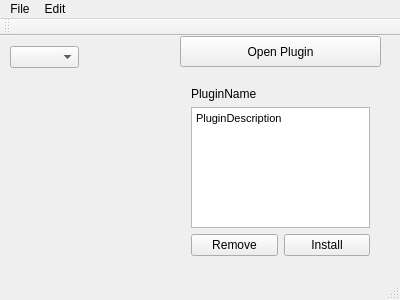
How2Compute/uPIT, file mainwindow.ui: the form before one commit.
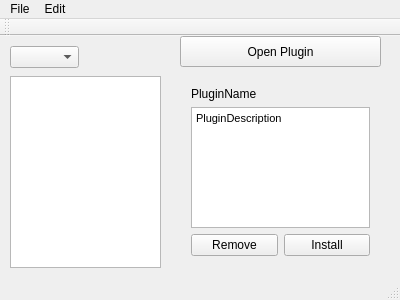
The form after the commit.

Commit message:
Change Plugin List To QListWidget
Switched the plugin list mechanic to the QListWidget system, as this provides a way, way, way better solution. Code is currently messy, but will be cleaned up with a future commit. This merely the minimum to get it to work.

Diff of the .ui file:
```diff
--- a/mainwindow.ui
+++ b/mainwindow.ui
@@ -14,17 +14,6 @@
    <string>µPIT By HowToCompute</string>
   </property>
   <widget class="QWidget" name="centralWidget">
-   <widget class="QWidget" name="verticalLayoutWidget">
-    <property name="geometry">
-     <rect>
-      <x>10</x>
-      <y>50</y>
-      <width>151</width>
-      <height>181</height>
-     </rect>
-    </property>
-    <layout class="QVBoxLayout" name="PluginList"/>
-   </widget>
    <widget class="QComboBox" name="EngineVersionSelector">
     <property name="geometry">
      <rect>
@@ -97,6 +86,16 @@
      <string>Open Plugin</string>
     </property>
    </widget>
+   <widget class="QListWidget" name="PluginList">
+    <property name="geometry">
+     <rect>
+      <x>10</x>
+      <y>40</y>
+      <width>151</width>
+      <height>192</height>
+     </rect>
+    </property>
+   </widget>
   </widget>
   <widget class="QMenuBar" name="menuBar">
    <property name="geometry">
```
The commit also changes 4 other files.
